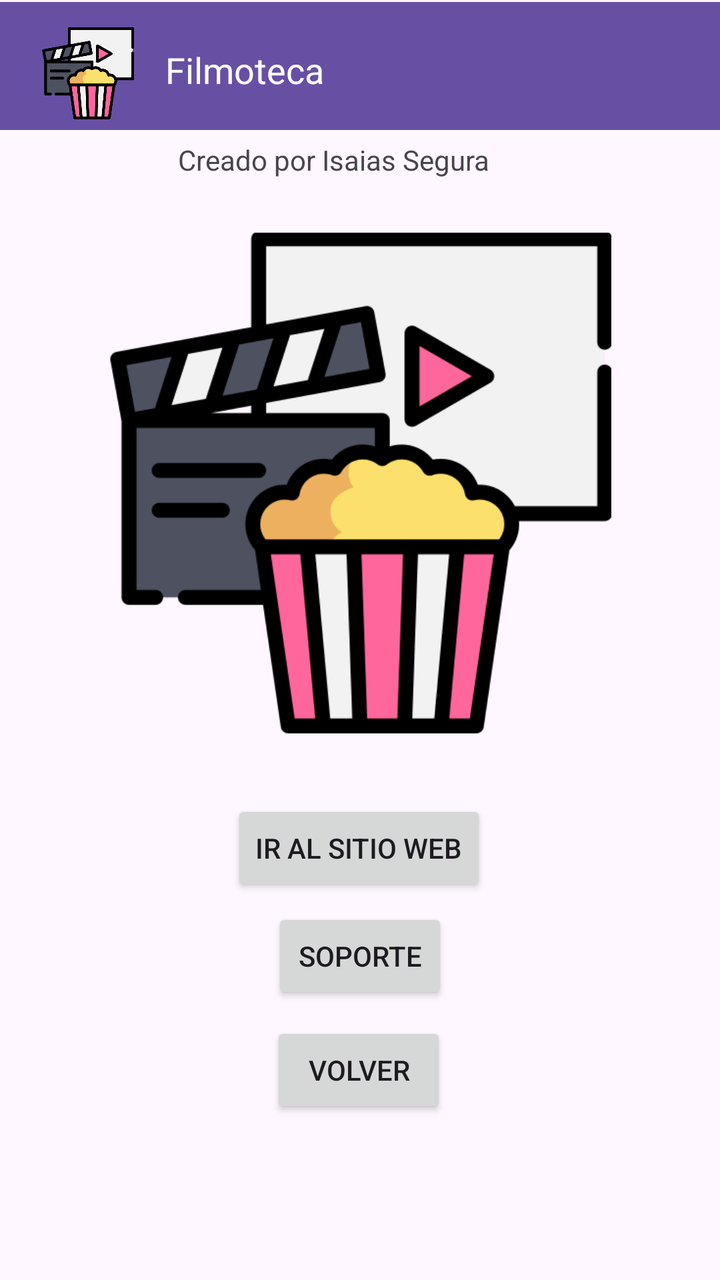
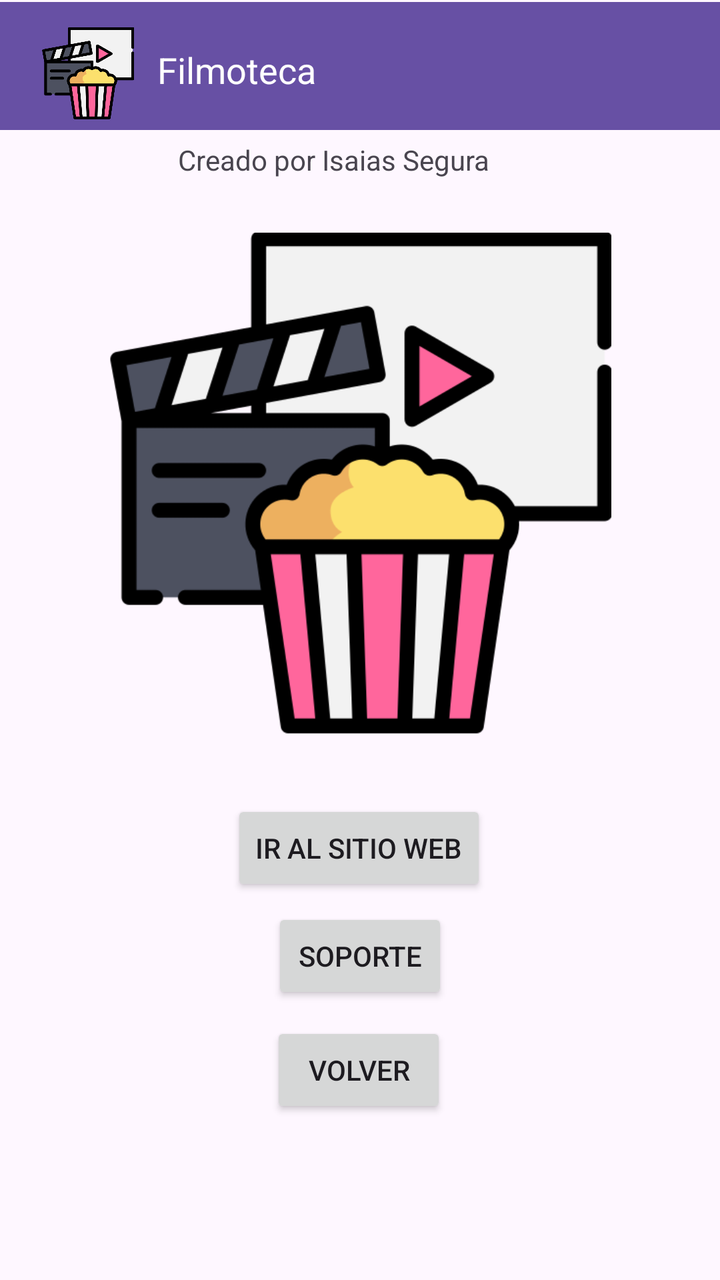

Compare the two renders of this Android layout. The source of the first and the diff that turns it into the second are given below.
<!-- AndroidManifest.xml: application theme Theme.Material3.Light -->
<!-- res/layout/about_activity.xml -->
<?xml version="1.0" encoding="utf-8"?>
<androidx.constraintlayout.widget.ConstraintLayout xmlns:android="http://schemas.android.com/apk/res/android"
    xmlns:app="http://schemas.android.com/apk/res-auto"
    xmlns:tools="http://schemas.android.com/tools"
    android:id="@+id/main"
    android:layout_width="match_parent"
    android:layout_height="match_parent"
    tools:context=".AboutActivity">

  <androidx.appcompat.widget.Toolbar
      android:id="@+id/toolbar"
      android:layout_width="409dp"
      android:layout_height="wrap_content"
      android:background="?attr/colorPrimary"
      android:contextClickable="false"
      android:minHeight="?attr/actionBarSize"
      android:theme="?attr/actionBarTheme"
      app:layout_constraintBottom_toBottomOf="parent"
      app:layout_constraintEnd_toEndOf="parent"
      app:layout_constraintStart_toStartOf="parent"
      app:layout_constraintTop_toTopOf="parent"
      app:layout_constraintVertical_bias="0.002" />

  <TextView
      android:id="@+id/textView"
      android:layout_width="81dp"
      android:layout_height="29dp"
      android:text="Filmoteca"
      android:textAllCaps="false"
      android:textAppearance="@style/TextAppearance.AppCompat.Medium"
      android:textColor="@color/white"
      app:layout_constraintBottom_toBottomOf="parent"
      app:layout_constraintEnd_toEndOf="parent"
      app:layout_constraintHorizontal_bias="0.296"
      app:layout_constraintStart_toStartOf="parent"
      app:layout_constraintTop_toTopOf="parent"
      app:layout_constraintVertical_bias="0.037" />

  <TextView
      android:id="@+id/textView2"
      android:layout_width="wrap_content"
      android:layout_height="wrap_content"
      android:text="Creado por Isaias Segura"
      app:layout_constraintBottom_toBottomOf="parent"
      app:layout_constraintEnd_toEndOf="parent"
      app:layout_constraintHorizontal_bias="0.436"
      app:layout_constraintStart_toStartOf="parent"
      app:layout_constraintTop_toTopOf="parent"
      app:layout_constraintVertical_bias="0.113" />

  <ImageView
      android:id="@+id/imageView"
      android:layout_width="251dp"
      android:layout_height="302dp"
      app:layout_constraintBottom_toBottomOf="parent"
      app:layout_constraintEnd_toEndOf="parent"
      app:layout_constraintStart_toStartOf="parent"
      app:layout_constraintTop_toTopOf="parent"
      app:layout_constraintVertical_bias="0.268"
      app:srcCompat="@drawable/cinema" />

  <ImageView
      android:id="@+id/imageView2"
      android:layout_width="68dp"
      android:layout_height="46dp"
      app:layout_constraintBottom_toBottomOf="parent"
      app:layout_constraintEnd_toEndOf="parent"
      app:layout_constraintHorizontal_bias="0.034"
      app:layout_constraintStart_toStartOf="parent"
      app:layout_constraintTop_toTopOf="parent"
      app:layout_constraintVertical_bias="0.023"
      app:srcCompat="@drawable/cinema" />

  <Button
      android:id="@+id/button"
      android:layout_width="wrap_content"
      android:layout_height="wrap_content"
      android:text="Ir al sitio web"
      app:layout_constraintBottom_toBottomOf="parent"
      app:layout_constraintEnd_toEndOf="parent"
      app:layout_constraintHorizontal_bias="0.498"
      app:layout_constraintStart_toStartOf="parent"
      app:layout_constraintTop_toTopOf="@+id/toolbar"
      app:layout_constraintVertical_bias="0.675" />

  <Button
      android:id="@+id/button2"
      android:layout_width="wrap_content"
      android:layout_height="wrap_content"
      android:text="Soporte"
      app:layout_constraintBottom_toBottomOf="parent"
      app:layout_constraintEnd_toEndOf="parent"
      app:layout_constraintStart_toStartOf="parent"
      app:layout_constraintTop_toTopOf="parent"
      app:layout_constraintVertical_bias="0.767" />

  <Button
      android:id="@+id/button3"
      android:layout_width="wrap_content"
      android:layout_height="wrap_content"
      android:text="Volver"
      app:layout_constraintBottom_toBottomOf="parent"
      app:layout_constraintEnd_toEndOf="parent"
      app:layout_constraintHorizontal_bias="0.498"
      app:layout_constraintStart_toStartOf="parent"
      app:layout_constraintTop_toTopOf="@+id/toolbar"
      app:layout_constraintVertical_bias="0.863" />
</androidx.constraintlayout.widget.ConstraintLayout>
<!-- resources referenced by this layout -->
<resources>
  <color name="white">#FFFFFFFF</color>
  <!-- drawable cinema: png bitmap (drawable, 26359 bytes) -->
</resources>

<!-- the commit's change to res/layout/about_activity.xml (unified diff, before → after) -->
@@ -23,8 +23,8 @@
 
   <TextView
       android:id="@+id/textView"
-      android:layout_width="81dp"
-      android:layout_height="29dp"
+      android:layout_width="94dp"
+      android:layout_height="31dp"
       android:text="Filmoteca"
       android:textAllCaps="false"
       android:textAppearance="@style/TextAppearance.AppCompat.Medium"
